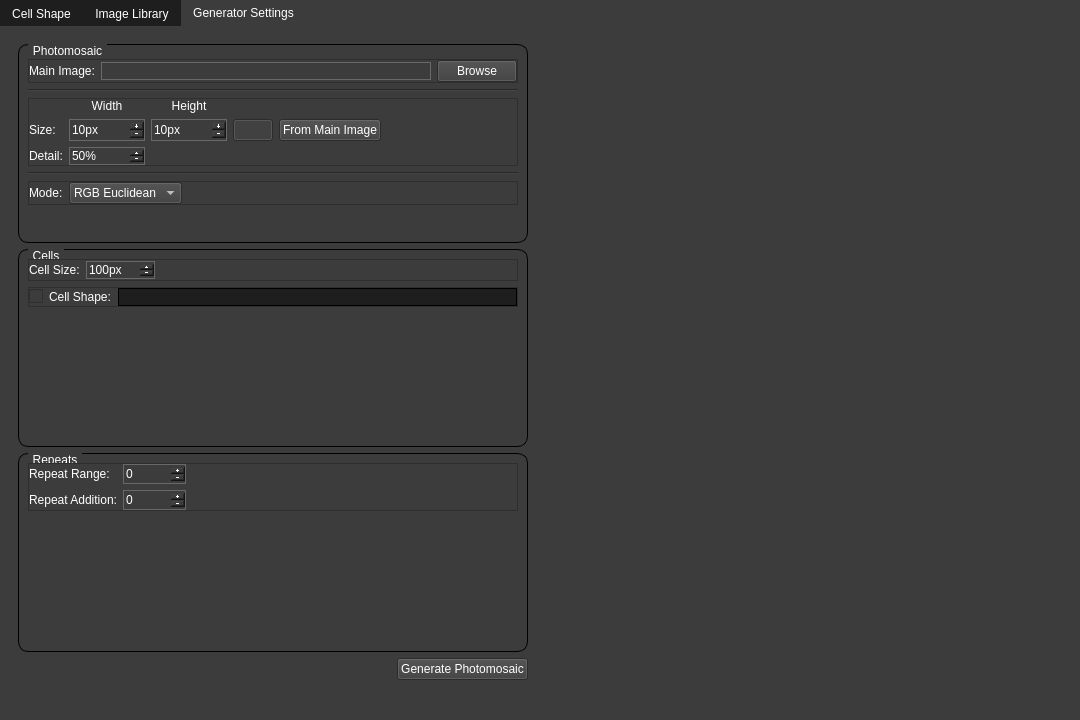
This is mainwindow.ui in MorganGrundy/MosaicMagnifique as Qt 5 draws it before an edit. The edited form follows.
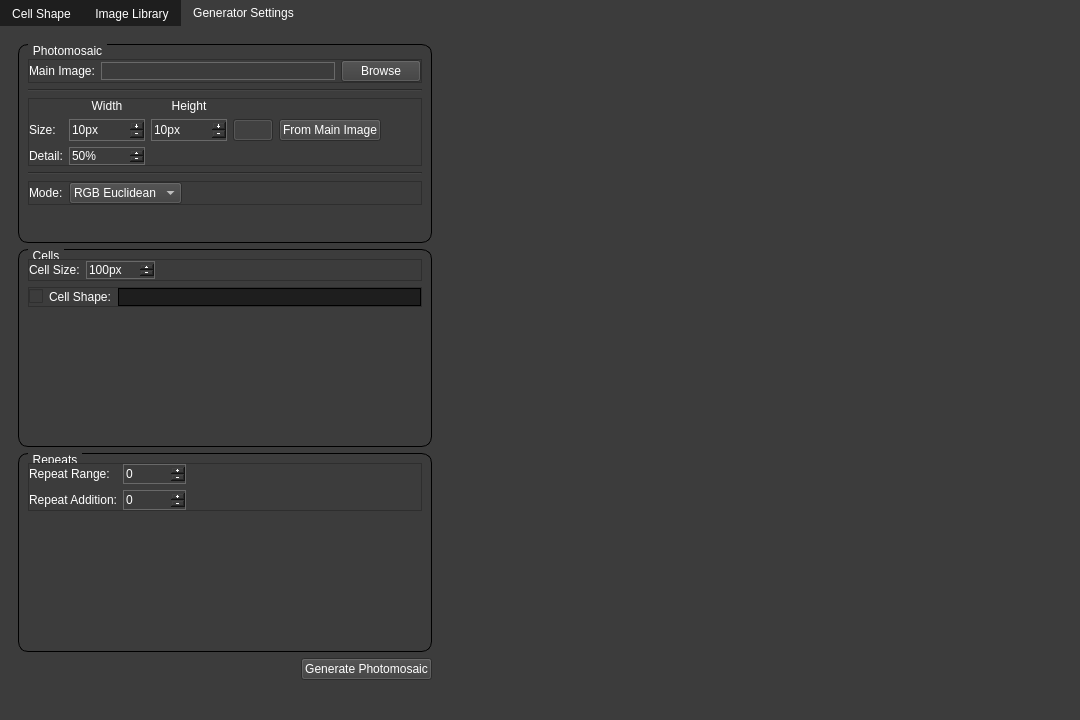
This is the edited form. Icons and pictures are not drawn. Custom widgets are drawn as their Qt base class.

Commit message:
Fixed issue in GridViewer displaying background at wrong size. Made GridViewer in generator settings tab larger.
When calculating a ratio was doing integer division instead of double.

What changed in the file:
```diff
--- a/mainwindow.ui
+++ b/mainwindow.ui
@@ -748,7 +748,7 @@
           <item>
            <widget class="QGroupBox" name="groupPhotomosaic">
             <property name="sizePolicy">
-             <sizepolicy hsizetype="MinimumExpanding" vsizetype="MinimumExpanding">
+             <sizepolicy hsizetype="Minimum" vsizetype="MinimumExpanding">
               <horstretch>0</horstretch>
               <verstretch>0</verstretch>
              </sizepolicy>
@@ -821,7 +821,7 @@
                 <item>
                  <widget class="QPushButton" name="buttonMainImage">
                   <property name="sizePolicy">
-                   <sizepolicy hsizetype="Minimum" vsizetype="Minimum">
+                   <sizepolicy hsizetype="Fixed" vsizetype="Minimum">
                     <horstretch>0</horstretch>
                     <verstretch>0</verstretch>
                    </sizepolicy>
@@ -1166,7 +1166,7 @@
           <item>
            <widget class="QGroupBox" name="groupCells">
             <property name="sizePolicy">
-             <sizepolicy hsizetype="Preferred" vsizetype="MinimumExpanding">
+             <sizepolicy hsizetype="Minimum" vsizetype="MinimumExpanding">
               <horstretch>0</horstretch>
               <verstretch>0</verstretch>
              </sizepolicy>
@@ -1341,7 +1341,7 @@
           <item>
            <widget class="QGroupBox" name="groupRepeats">
             <property name="sizePolicy">
-             <sizepolicy hsizetype="Preferred" vsizetype="MinimumExpanding">
+             <sizepolicy hsizetype="Minimum" vsizetype="MinimumExpanding">
               <horstretch>0</horstretch>
               <verstretch>0</verstretch>
              </sizepolicy>
@@ -1537,8 +1537,8 @@
         <item>
          <widget class="GridViewer" name="widgetGridPreview" native="true">
           <property name="sizePolicy">
-           <sizepolicy hsizetype="MinimumExpanding" vsizetype="Preferred">
-            <horstretch>0</horstretch>
+           <sizepolicy hsizetype="Expanding" vsizetype="Preferred">
+            <horstretch>2</horstretch>
             <verstretch>0</verstretch>
            </sizepolicy>
           </property>
```
Left out of the diff: 122 changed lines with no effect on the pictures. The commit also changes 1 other file.
